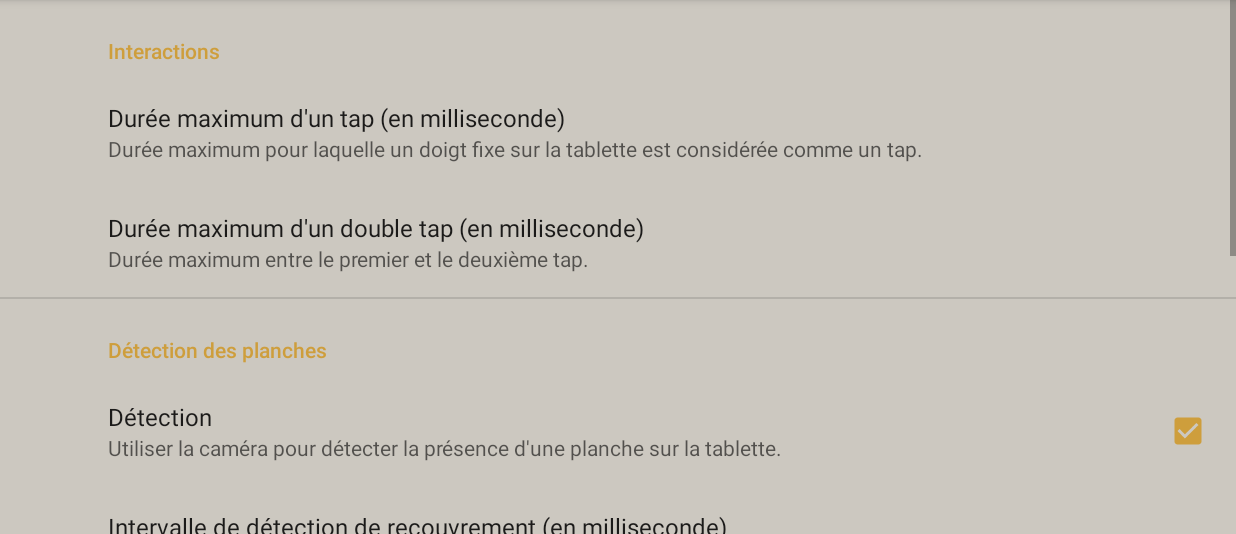
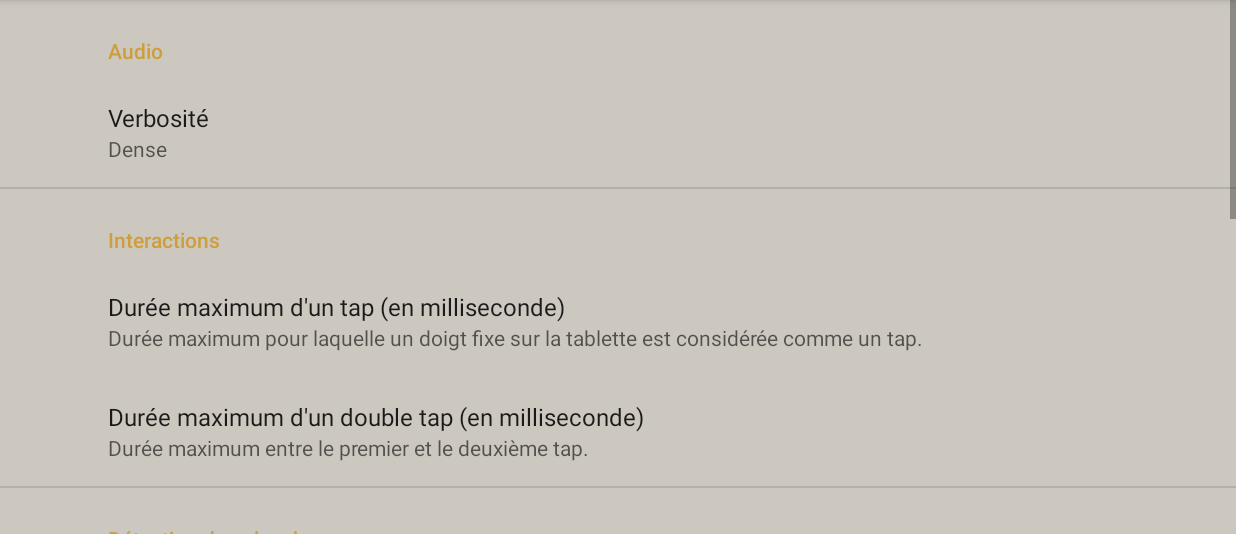
Before and after one commit to jmtrivial/pictoparle, an Android app: the screen it shows after launch (PictoParleActivity), in the side drawer, after a tap on "Préférences", on a phone screen of 824 x 412 dp (held sideways), the part 84-618 px from its top. Run offline under Robolectric (Android 15) with nearby library versions, the phone set to English and light mode, and no system bars; our stand-ins replace androidx.preference, navigation-ui; 18 statements that could not run were skipped.

Commit message:
Add 3 verbosity mode on the audio renderer

```diff
--- /dev/null
+++ b/app/src/main/java/com/jmfavreau/pictoparle/AudioRenderer.java
@@ -0,0 +1,64 @@
+package com.jmfavreau.pictoparle;
+
+import android.content.Context;
+import android.speech.tts.TextToSpeech;
+
+import java.util.Locale;
+
+public class AudioRenderer {
+    private TextToSpeech tts;
+    private String lang;
+    private int audio_verbosity;
+
+    public AudioRenderer(Context context, String l) {
+        this.lang = l;
+        this.audio_verbosity = 1;
+        // set text-to-speech method with the good language
+        tts = new TextToSpeech(context, new TextToSpeech.OnInitListener() {
+            @Override
+            public void onInit(int status) {
+                if(status != TextToSpeech.ERROR) {
+                    if (lang.equals("fr"))
+                        tts.setLanguage(Locale.FRANCE);
+                    else
+                        tts.setLanguage(Locale.UK);
+                }
+            }
+        });
+
+    }
+
+    public void setAudioVerbosity(int av) {
+        audio_verbosity = av;
+    }
+
+
+    public void speak(String msg) {
+        speak(msg, msg, msg);
+    }
+    public void speak(String verboseMsg, String msg) {
+        speak(verboseMsg, msg, msg);
+    }
+
+    public void speak(String verboseMsg, String msg, String briefMsg) {
+        switch (audio_verbosity) {
+            case 1:
+                speakInternal(verboseMsg);
+                break;
+            case 2:
+                speakInternal(msg);
+                break;
+            case 3:
+            default:
+                speakInternal(briefMsg);
+                break;
+        }
+    }
+
+    private void speakInternal(String msg) {
+        if (!msg.equals(""))
+            tts.speak(msg,  TextToSpeech.QUEUE_FLUSH, null);
+    }
+
+
+}
--- a/app/src/main/java/com/jmfavreau/pictoparle/BoardFragment.java
+++ b/app/src/main/java/com/jmfavreau/pictoparle/BoardFragment.java
@@ -33,7 +33,7 @@ public class BoardFragment extends Fragment implements BoardDetector.SimpleBoard
         views = new TreeMap<>();
         for(int i = 0; i != activity.boardSet.size(); i++) {
             views.put(activity.boardSet.get(i).id, new BoardView(activity,
-                    activity.boardSet.get(i), activity.tts, activity,
+                    activity.boardSet.get(i), activity,
                     activity.params));
         }
 
@@ -45,7 +45,8 @@ public class BoardFragment extends Fragment implements BoardDetector.SimpleBoard
 
     @Override
     public void onResume() {
-        activity.tts.speak("Planche \"" + activity.boardSet.getSelectedBoard().name, TextToSpeech.QUEUE_FLUSH, null);
+        String boardName = activity.boardSet.getSelectedBoard().name;
+        activity.audioRenderer.speak("Planche \"" + boardName, boardName);
         activity.getSupportActionBar().hide();
         super.onResume();
         activity.setScreenVisible(false);
--- a/app/src/main/java/com/jmfavreau/pictoparle/BoardListFragment.java
+++ b/app/src/main/java/com/jmfavreau/pictoparle/BoardListFragment.java
@@ -85,7 +85,9 @@ public class BoardListFragment extends Fragment implements BoardDetector.SimpleB
             @Override
             public void onItemClick(AdapterView<?> parent, View view, int position, long id) {
                 activity.boardSet.setSelected(boardsAdapter.getItem(position).id);
-                activity.tts.speak("La planche \"" + activity.boardSet.getSelectedBoard().name + "\" est active", TextToSpeech.QUEUE_FLUSH, null);
+                String boardName = activity.boardSet.getSelectedBoard().name;
+                activity.audioRenderer.speak("La planche \"" + boardName + "\" est active",
+                        "Planche " + boardName + " active", activity.boardSet.getSelectedBoard().name);
                 Navigation.findNavController(view).popBackStack();
             }
         });
@@ -95,7 +97,7 @@ public class BoardListFragment extends Fragment implements BoardDetector.SimpleB
 
     @Override
     public void onResume() {
-        activity.tts.speak("Choisi une planche",  TextToSpeech.QUEUE_FLUSH, null);
+        activity.audioRenderer.speak("Choix d'une planche", "");
         super.onResume();
         activity.boardDetector.setActive();
         activity.setScreenVisible(true);
--- a/app/src/main/java/com/jmfavreau/pictoparle/PictoParleActivity.java
+++ b/app/src/main/java/com/jmfavreau/pictoparle/PictoParleActivity.java
@@ -12,6 +12,7 @@ import androidx.navigation.NavController;
 import androidx.navigation.Navigation;
 import androidx.navigation.ui.AppBarConfiguration;
 import androidx.navigation.ui.NavigationUI;
+import androidx.preference.ListPreference;
 import androidx.preference.PreferenceManager;
 
 import android.Manifest;
@@ -53,7 +54,6 @@ public class PictoParleActivity
 
     String lang;
 
-    protected TextToSpeech tts;
 
     protected BoardDetector boardDetector;
     private BoardDetector.SimpleBoardListener currentFragment;
@@ -68,6 +68,8 @@ public class PictoParleActivity
     private long interval_covered;
     private long interval_uncovered;
     protected RobustGestureDetector.RobustGestureDetectorParams params;
+    protected AudioRenderer audioRenderer;
+    private int audio_verbosity;
 
     // a function to show explanation when asking permission
     private void showExplanation(String title,
@@ -148,18 +150,8 @@ public class PictoParleActivity
         // the default language is the language defined in the boards
         lang = boardSet.getLang();
 
-        // set text-to-speech method with the good language
-        tts = new TextToSpeech(getApplicationContext(), new TextToSpeech.OnInitListener() {
-            @Override
-            public void onInit(int status) {
-                if(status != TextToSpeech.ERROR) {
-                    if (lang.equals("fr"))
-                        tts.setLanguage(Locale.FRANCE);
-                    else
-                        tts.setLanguage(Locale.UK);
-                }
-            }
-        });
+        audioRenderer = new AudioRenderer(getApplicationContext(), lang);
+        audioRenderer.setAudioVerbosity(audio_verbosity);
 
         drawerLayout = findViewById(R.id.fullscreen_container);
         drawerLayout.setDrawerLockMode(DrawerLayout.LOCK_MODE_LOCKED_CLOSED);
@@ -198,6 +190,7 @@ public class PictoParleActivity
                 Integer.parseInt(preferences.getString("tap_timeout", "150")),
                 4096, 128);
 
+        audio_verbosity = Integer.parseInt(preferences.getString("audio_verbosity", "1"));
     }
 
     @Override
@@ -252,7 +245,7 @@ public class PictoParleActivity
     protected void onResume() {
         super.onResume();
         fullScreen();
-        tts.speak("Pictoparle est prêt",  TextToSpeech.QUEUE_FLUSH, null);
+        audioRenderer.speak("Pictoparle est prêt", "Prêt", "");
     }
 
 
@@ -289,8 +282,7 @@ public class PictoParleActivity
             // TODO: change view to board fragment
         }
         else {
-            tts.speak("Pictoparle ne connait pas cette planche (numéro " + boardID + ")",
-                    TextToSpeech.QUEUE_FLUSH, null);
+            audioRenderer.speak("Pictoparle ne connait pas cette planche (numéro " + boardID + ")", "Planche inconnue.");
         }
     }
 
@@ -298,8 +290,7 @@ public class PictoParleActivity
     @Override
     public void onBoardDown() {
         if (boardSet.getSelected() == -1) {
-            tts.speak("Pictoparle n'a pas eu le temps de reconnaître la planche.",
-                    TextToSpeech.QUEUE_FLUSH, null);
+            audioRenderer.speak("Pictoparle n'a pas eu le temps de reconnaître la planche.", "Pas de planche.");
         }
         else {
             // go back to the last activity
@@ -319,7 +310,7 @@ public class PictoParleActivity
     protected  void onPause() {
         super.onPause();
         boardDetector.setInactive();
-        tts.speak("Pictoparle se met en pause",  TextToSpeech.QUEUE_FLUSH, null);
+        audioRenderer.speak("Pictoparle se met en pause", "Pause.","");
     }
 
 
@@ -367,6 +358,10 @@ public class PictoParleActivity
     public void setTapTimeout(int tap_timeout) {
         this.params.tapTimeout = tap_timeout;
     }
+    public void setAudioVerbosity(int av) {
+        audio_verbosity = av;
+        audioRenderer.setAudioVerbosity(av);
+    }
 
 
     private void updateScreenSize() {
--- a/app/src/main/res/values/arrays.xml
+++ b/app/src/main/res/values/arrays.xml
@@ -11,13 +11,11 @@
     <string-array name="verbosity_entries">
         <item>Dense</item>
         <item>Intermédiaire</item>
-        <item>Concis</item>
         <item>Minimal</item>
     </string-array>
     <string-array name="verbosity_entry_values">
         <item>1</item>
         <item>2</item>
         <item>3</item>
-        <item>4</item>
     </string-array>
 </resources>
--- a/app/src/main/res/xml/preferences.xml
+++ b/app/src/main/res/xml/preferences.xml
@@ -1,25 +1,25 @@
 <?xml version="1.0" encoding="utf-8"?>
 <androidx.preference.PreferenceScreen xmlns:app="http://schemas.android.com/apk/res-auto"
     xmlns:android="http://schemas.android.com/apk/res/android">
-    <!-- PreferenceCategory android:title="Audio">
-        <ListPreference
-            app:key="audio_mode"
-            app:title="Mode privilégié"
+    <PreferenceCategory android:title="Audio">
+        <!-- ListPreference
+            app:key="audio_source"
+            app:title="Type de voix"
             app:useSimpleSummaryProvider="true"
             app:entries="@array/audio_mode_entries"
             app:entryValues="@array/audio_mode_entry_values"
             app:defaultValue="1"
-            app:dialogTitle="Mode à privilégier pour chaque contenu énoncé, suivant la disponibilité de la source."/>
+            app:dialogTitle="Type de voix à privilégier pour chaque contenu énoncé, suivant la disponibilité de la source."/-->
 
         <ListPreference
-            app:key="verbosity"
+            app:key="audio_verbosity"
             app:title="Verbosité"
             app:useSimpleSummaryProvider="true"
             app:entries="@array/verbosity_entries"
             app:entryValues="@array/verbosity_entry_values"
             app:defaultValue="1"
             app:dialogTitle="Verbosité des contenus énoncés." />
-    </PreferenceCategory-->
+    </PreferenceCategory>
 
 
     <PreferenceCategory android:title="Interactions">
```
Also changed, not shown: app/src/main/java/com/jmfavreau/pictoparle/BoardView.java (+2 -5 lines), app/src/main/java/com/jmfavreau/pictoparle/PictoButton.java (+4 -4 lines), app/src/main/java/com/jmfavreau/pictoparle/SettingFragment.java (+11 -0 lines).
